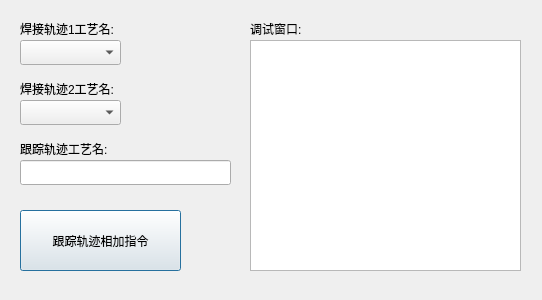
qubo188612/qtwelding, file keytraceadddlg.ui: the form before one commit.
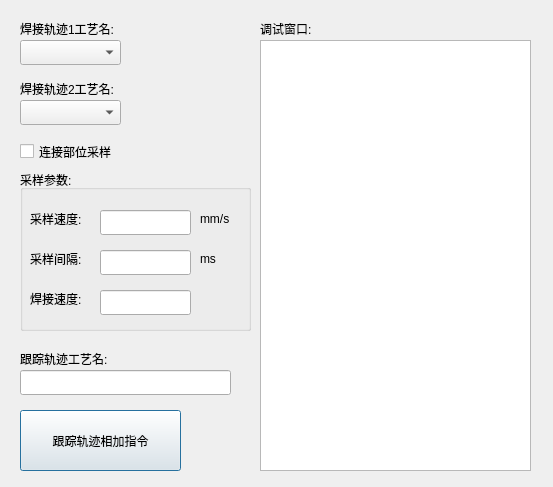
The form after the commit.

What changed in the file:
```diff
--- a/keytraceadddlg.ui
+++ b/keytraceadddlg.ui
@@ -6,8 +6,8 @@
    <rect>
     <x>0</x>
     <y>0</y>
-    <width>542</width>
-    <height>300</height>
+    <width>553</width>
+    <height>487</height>
    </rect>
   </property>
   <property name="windowTitle">
@@ -16,10 +16,10 @@
   <widget class="QTextBrowser" name="record">
    <property name="geometry">
     <rect>
-     <x>250</x>
+     <x>260</x>
      <y>40</y>
      <width>271</width>
-     <height>231</height>
+     <height>431</height>
     </rect>
    </property>
   </widget>
@@ -50,7 +50,7 @@
    <property name="geometry">
     <rect>
      <x>20</x>
-     <y>210</y>
+     <y>410</y>
      <width>161</width>
      <height>61</height>
     </rect>
@@ -62,7 +62,7 @@
   <widget class="QLabel" name="label">
    <property name="geometry">
     <rect>
-     <x>250</x>
+     <x>260</x>
      <y>20</y>
      <width>67</width>
      <height>17</height>
@@ -99,7 +99,7 @@
    <property name="geometry">
     <rect>
      <x>20</x>
-     <y>140</y>
+     <y>350</y>
      <width>111</width>
      <height>17</height>
     </rect>
@@ -112,12 +112,133 @@
    <property name="geometry">
     <rect>
      <x>20</x>
-     <y>160</y>
+     <y>370</y>
      <width>211</width>
      <height>25</height>
     </rect>
    </property>
   </widget>
+  <widget class="QGroupBox" name="groupBox">
+   <property name="geometry">
+    <rect>
+     <x>20</x>
+     <y>170</y>
+     <width>231</width>
+     <height>161</height>
+    </rect>
+   </property>
+   <property name="title">
+    <string>采样参数:</string>
+   </property>
+   <widget class="QLineEdit" name="samplespeedlineEdit">
+    <property name="geometry">
+     <rect>
+      <x>80</x>
+      <y>40</y>
+      <width>91</width>
+      <height>25</height>
+     </rect>
+    </property>
+   </widget>
+   <widget class="QLabel" name="label_7">
+    <property name="geometry">
+     <rect>
+      <x>10</x>
+      <y>40</y>
+      <width>71</width>
+      <height>17</height>
+     </rect>
+    </property>
+    <property name="text">
+     <string>采样速度:</string>
+    </property>
+   </widget>
+   <widget class="QLabel" name="label_9">
+    <property name="geometry">
+     <rect>
+      <x>180</x>
+      <y>40</y>
+      <width>41</width>
+      <height>17</height>
+     </rect>
+    </property>
+    <property name="text">
+     <string>mm/s</string>
+    </property>
+   </widget>
+   <widget class="QLabel" name="label_8">
+    <property name="geometry">
+     <rect>
+      <x>10</x>
+      <y>80</y>
+      <width>71</width>
+      <height>17</height>
+     </rect>
+    </property>
+    <property name="text">
+     <string>采样间隔:</string>
+    </property>
+   </widget>
+   <widget class="QLabel" name="label_10">
+    <property name="geometry">
+     <rect>
+      <x>180</x>
+      <y>80</y>
+      <width>41</width>
+      <height>17</height>
+     </rect>
+    </property>
+    <property name="text">
+     <string>ms</string>
+    </property>
+   </widget>
+   <widget class="QLineEdit" name="sampletimelineEdit">
+    <property name="geometry">
+     <rect>
+      <x>80</x>
+      <y>80</y>
+      <width>91</width>
+      <height>25</height>
+     </rect>
+    </property>
+   </widget>
+   <widget class="QLineEdit" name="speedlineEdit">
+    <property name="geometry">
+     <rect>
+      <x>80</x>
+      <y>120</y>
+      <width>91</width>
+      <height>25</height>
+     </rect>
+    </property>
+   </widget>
+   <widget class="QLabel" name="label_11">
+    <property name="geometry">
+     <rect>
+      <x>10</x>
+      <y>120</y>
+      <width>71</width>
+      <height>17</height>
+     </rect>
+    </property>
+    <property name="text">
+     <string>焊接速度:</string>
+    </property>
+   </widget>
+  </widget>
+  <widget class="QCheckBox" name="samplelinkcheckBox">
+   <property name="geometry">
+    <rect>
+     <x>20</x>
+     <y>140</y>
+     <width>121</width>
+     <height>23</height>
+    </rect>
+   </property>
+   <property name="text">
+    <string>连接部位采样</string>
+   </property>
+  </widget>
  </widget>
  <resources/>
  <connections/>
```
